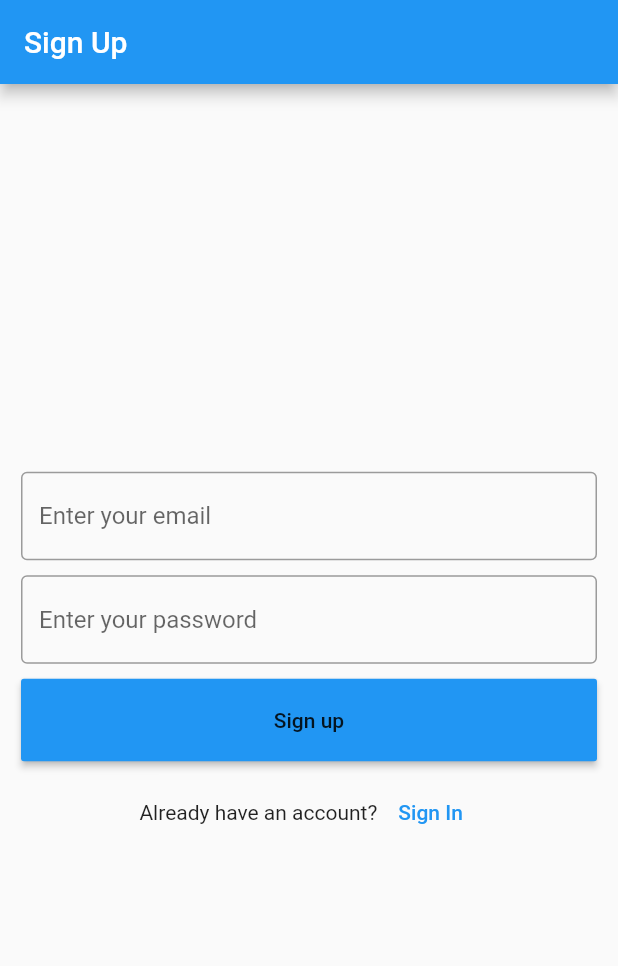
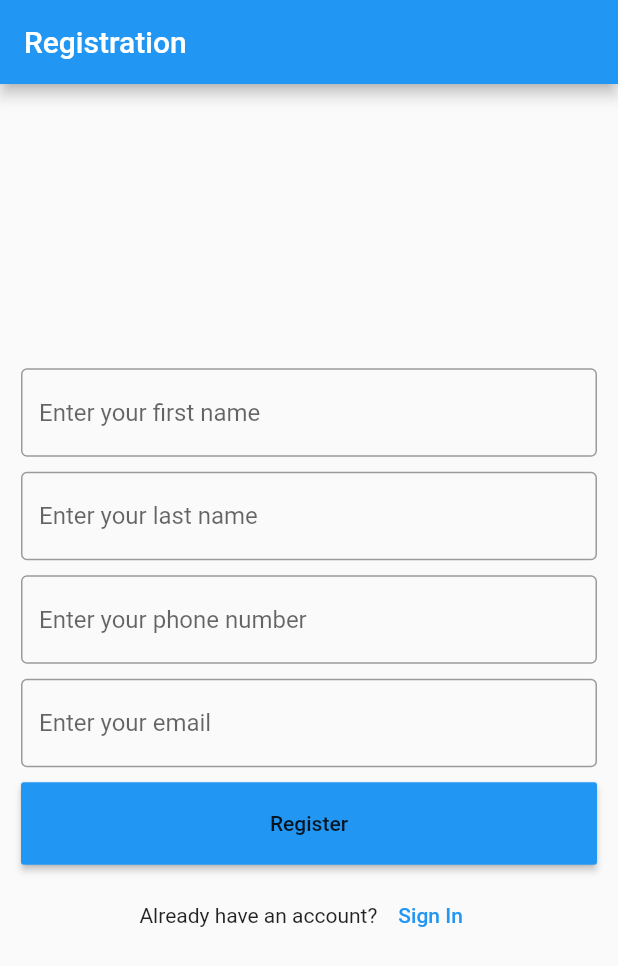
Before and after one commit to zahid2873/firebase_sign_register, a Flutter app: the screen it shows after launch, on a phone screen of 412 x 824 dp. Shown: the top 966 px of the screen. Run offline on Flutter 3.47's test engine with Material 2 defaults, Android fonts, the light colour scheme and no system bars; our stand-ins replace cloud_firestore, firebase_auth, firebase_core; accounts and stored records are empty.

Commit message:
registrationpage commit

```diff
--- a/lib/main.dart
+++ b/lib/main.dart
@@ -1,4 +1,5 @@
 import 'package:firebase_core/firebase_core.dart';
+import 'package:firebase_sign_register/screen/register.dart';
 import 'package:firebase_sign_register/screen/sign_up.dart';
 import 'package:flutter/material.dart';
 
@@ -23,7 +24,7 @@ class MyApp extends StatelessWidget {
 
         primarySwatch: Colors.blue,
       ),
-      home: SignUpPage(),
+      home: RegistrationPage(),
     );
   }
 }
--- a/lib/screen/register.dart
+++ b/lib/screen/register.dart
@@ -1,3 +1,4 @@
+import 'package:cloud_firestore/cloud_firestore.dart';
 import 'package:flutter/material.dart';
 
 class RegistrationPage extends StatelessWidget {
@@ -6,6 +7,18 @@ class RegistrationPage extends StatelessWidget {
   TextEditingController _lastName = TextEditingController();
   TextEditingController _phone = TextEditingController();
   TextEditingController _email = TextEditingController();
+
+  Future addUser()async{
+    CollectionReference users = await FirebaseFirestore.instance.collection('registrationInfo');
+
+    users.add(({
+      "email": _email.text,
+      "first_name" : _firstName.text,
+      "last_name": _lastName.text,
+      "phone":_phone.text,
+
+    }));
+  }
 
   @override
   Widget build(BuildContext context) {
@@ -37,6 +50,7 @@ class RegistrationPage extends StatelessWidget {
               ),
               validator: (controller){},
             ),
+            SizedBox(height: 10,),
             TextFormField(
               controller: _phone,
               keyboardType: TextInputType.phone,
@@ -61,7 +75,9 @@ class RegistrationPage extends StatelessWidget {
               height: 55,
               minWidth: double.infinity,
               color: Colors.blue,
-              onPressed: (){},child: Text("Sign up"),),
+              onPressed: (){
+                addUser();
+              },child: Text("Register"),),
             SizedBox(height: 10,),
             Row(
               mainAxisAlignment: MainAxisAlignment.center,
--- a/pubspec.yaml
+++ b/pubspec.yaml
@@ -38,6 +38,7 @@ dependencies:
   cupertino_icons: ^1.0.2
   firebase_core: ^2.1.1
   firebase_auth: ^4.1.1
+  cloud_firestore: ^4.0.4
 
 
 dev_dependencies:
```
Also changed, not shown: pubspec.lock.
